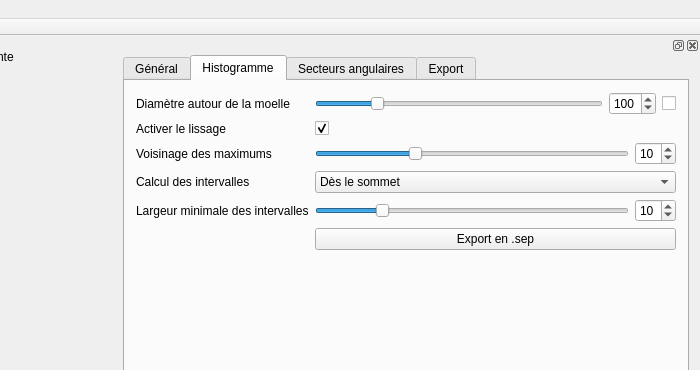
The window that ui/mainwindow.ui (akrah/TKDetection) describes before a commit, drawn with Qt 5; both pictures show x 269 to 969 and y 0 to 370 of the 969 by 1176 pixel window.
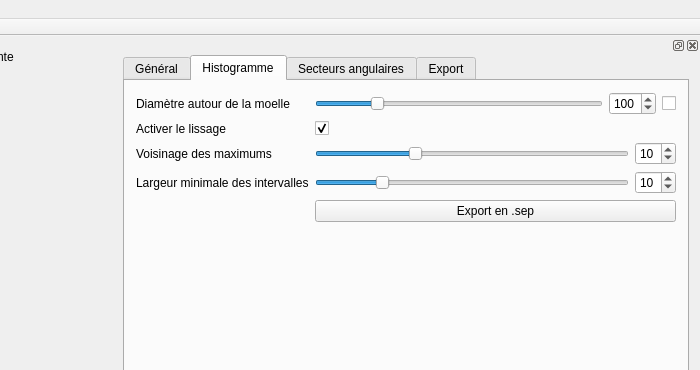
The same window after the commit. The open tabs and pages were chosen to show the change. Custom widgets are drawn as their Qt base class.

What changed in the file:
```diff
--- a/ui/mainwindow.ui
+++ b/ui/mainwindow.ui
@@ -774,45 +774,6 @@
            </item>
           </layout>
          </item>
-         <item row="4" column="0">
-          <widget class="QLabel" name="label_23">
-           <property name="text">
-            <string>Calcul des intervalles</string>
-           </property>
-          </widget>
-         </item>
-         <item row="4" column="1">
-          <widget class="QComboBox" name="_comboHistogramInterval">
-           <property name="currentIndex">
-            <number>0</number>
-           </property>
-           <item>
-            <property name="text">
-             <string>Dès le sommet</string>
-            </property>
-           </item>
-           <item>
-            <property name="text">
-             <string>En dessous de la moyenne</string>
-            </property>
-           </item>
-           <item>
-            <property name="text">
-             <string>En dessous de la médiane</string>
-            </property>
-           </item>
-           <item>
-            <property name="text">
-             <string>En dessous du mileu moy/méd</string>
-            </property>
-           </item>
-           <item>
-            <property name="text">
-             <string>En dessous de 5% du maximum</string>
-            </property>
-           </item>
-          </widget>
-         </item>
          <item row="2" column="0">
           <widget class="QLabel" name="label_24">
            <property name="text">
@@ -830,47 +791,6 @@
            </property>
           </widget>
          </item>
-         <item row="6" column="1">
-          <widget class="QPushButton" name="_buttonExportHistogramToSep">
-           <property name="text">
-            <string>Export en .sep</string>
-           </property>
-          </widget>
-         </item>
-         <item row="5" column="1">
-          <layout class="QHBoxLayout" name="horizontalLayout_13">
-           <item>
-            <widget class="QSlider" name="_sliderHistogramIntervalMinimumWidth">
-             <property name="maximum">
-              <number>50</number>
-             </property>
-             <property name="value">
-              <number>10</number>
-             </property>
-             <property name="orientation">
-              <enum>Qt::Horizontal</enum>
-             </property>
-            </widget>
-           </item>
-           <item>
-            <widget class="QSpinBox" name="_spinHistogramIntervalMinimumWidth">
-             <property name="maximum">
-              <number>50</number>
-             </property>
-             <property name="value">
-              <number>10</number>
-             </property>
-            </widget>
-           </item>
-          </layout>
-         </item>
-         <item row="5" column="0">
-          <widget class="QLabel" name="label_5">
-           <property name="text">
-            <string>Largeur minimale des intervalles</string>
-           </property>
-          </widget>
-         </item>
          <item row="3" column="0">
           <widget class="QLabel" name="label_27">
            <property name="text">
@@ -911,6 +831,47 @@
            </item>
           </layout>
          </item>
+         <item row="4" column="0">
+          <widget class="QLabel" name="label_5">
+           <property name="text">
+            <string>Largeur minimale des intervalles</string>
+           </property>
+          </widget>
+         </item>
+         <item row="4" column="1">
+          <layout class="QHBoxLayout" name="horizontalLayout_13">
+           <item>
+            <widget class="QSlider" name="_sliderHistogramIntervalMinimumWidth">
+             <property name="maximum">
+              <number>50</number>
+             </property>
+             <property name="value">
+              <number>10</number>
+             </property>
+             <property name="orientation">
+              <enum>Qt::Horizontal</enum>
+             </property>
+            </widget>
+           </item>
+           <item>
+            <widget class="QSpinBox" name="_spinHistogramIntervalMinimumWidth">
+             <property name="maximum">
+              <number>50</number>
+             </property>
+             <property name="value">
+              <number>10</number>
+             </property>
+            </widget>
+           </item>
+          </layout>
+         </item>
+         <item row="5" column="1">
+          <widget class="QPushButton" name="_buttonExportHistogramToSep">
+           <property name="text">
+            <string>Export en .sep</string>
+           </property>
+          </widget>
+         </item>
         </layout>
        </widget>
        <widget class="QWidget" name="_tabSectors">
@@ -1650,17 +1611,17 @@
    <header>qwt_plot.h</header>
    <container>1</container>
   </customwidget>
-  <customwidget>
-   <class>QwtPolarPlot</class>
-   <extends>QFrame</extends>
-   <header>qwt_polar_plot.h</header>
-   <container>1</container>
-  </customwidget>
   <customwidget>
    <class>QxtSpanSlider</class>
    <extends>QSlider</extends>
    <header>QxtSpanSlider</header>
   </customwidget>
+  <customwidget>
+   <class>QwtPolarPlot</class>
+   <extends>QFrame</extends>
+   <header>qwt_polar_plot.h</header>
+   <container>1</container>
+  </customwidget>
  </customwidgets>
  <tabstops>
   <tabstop>_scrollSliceView</tabstop>
```
Left out of the diff: 9 changed lines with no effect on the pictures.
